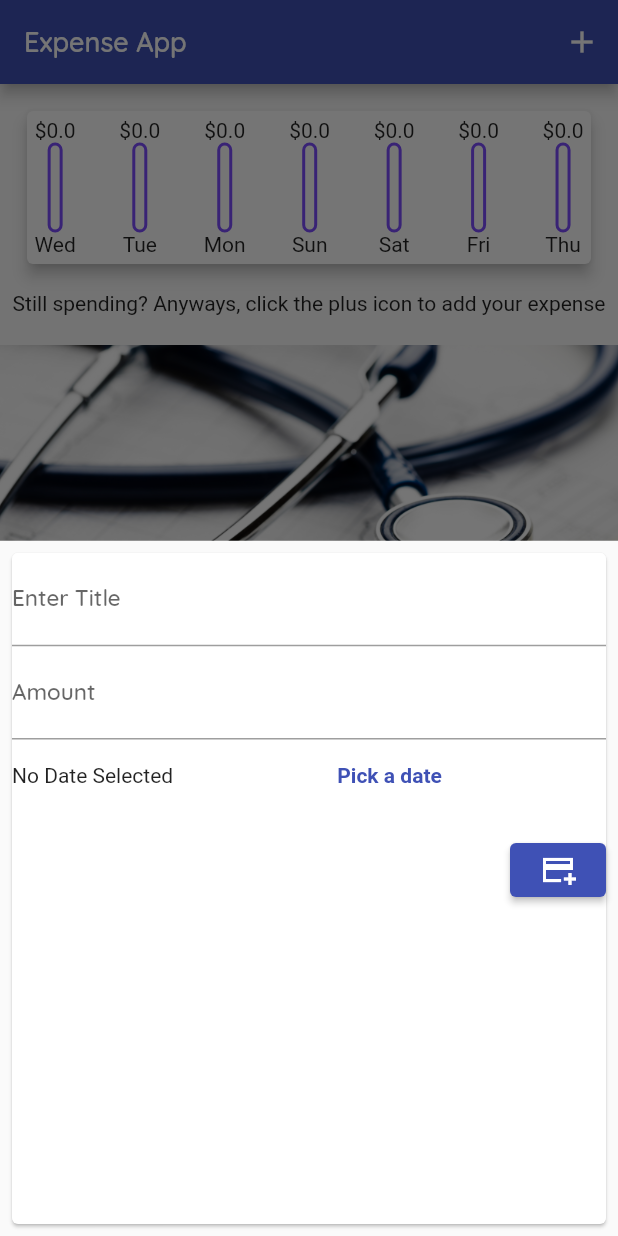
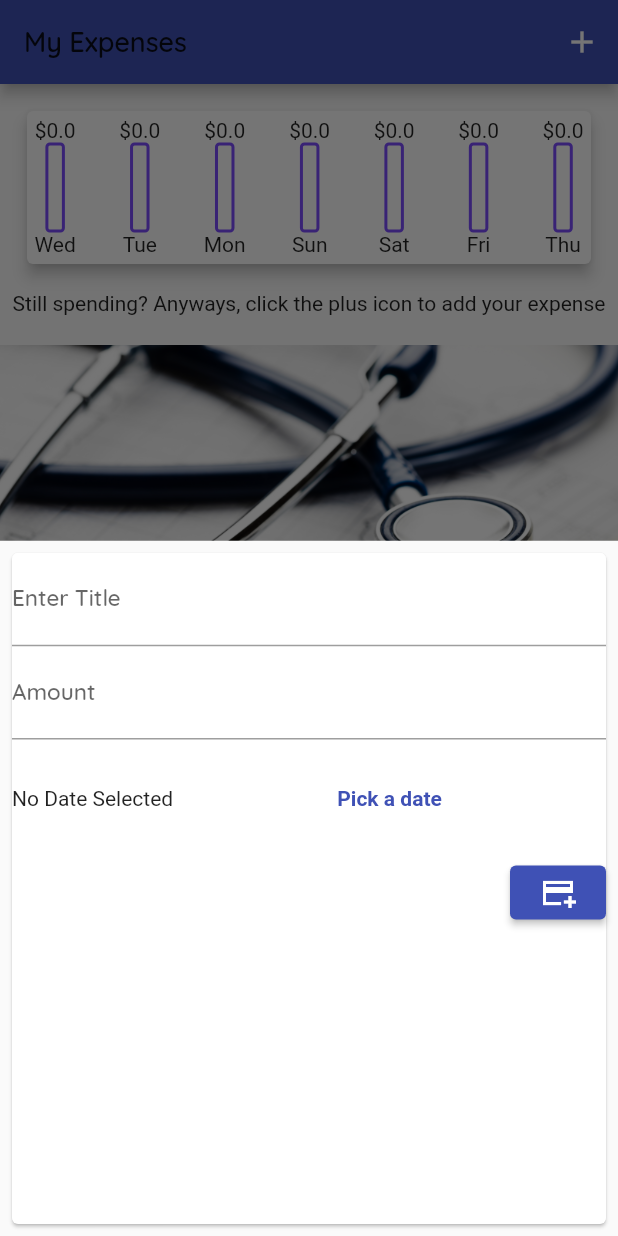
Before and after one commit to talented-vicky/personal_expense_app, a Flutter app: the screen it shows after launch, after a tap on the "add" icon, on a phone screen of 412 x 824 dp. Run offline on Flutter 3.47's test engine with Material 2 defaults, Android fonts, the light colour scheme and no system bars.

Commit message:
fixed transaction list infinity bug and changed chart bar design

```diff
--- a/lib/main.dart
+++ b/lib/main.dart
@@ -29,11 +29,13 @@ class MyApp extends StatelessWidget {
               ),
             ),
         // look up replacement for deprecated feature
+        // so as to change color and use titleLarge
         appBarTheme: AppBarTheme(
             textTheme: ThemeData.light().textTheme.copyWith(
                   titleLarge: const TextStyle(
                     fontFamily: "Quicksand",
-                    fontSize: 18,
+                    fontSize: 19,
+                    color: Colors.green,
                   ),
                 )),
       ),
--- a/lib/utils/widgets/chart.dart
+++ b/lib/utils/widgets/chart.dart
@@ -44,43 +44,36 @@ class Chart extends StatelessWidget {
             child: Row(
               mainAxisAlignment: MainAxisAlignment.spaceBetween,
               children: _transactionGroup.map((transgroup) {
-            return Column(
-              children: [
-                // total spendings
+                return Column(children: [
                   Text("\$${transgroup["totAmount"]}"),
-                // bar
                   Container(
                     height: 60,
-                  width: 10,
+                    width: 13,
                     child: Stack(children: [
                       Container(
                         decoration: BoxDecoration(
                           border: Border.all(
                               width: 2, color: Colors.deepPurpleAccent),
                           color: Colors.white,
-                        borderRadius: BorderRadius.circular(5),
+                          borderRadius: BorderRadius.circular(3),
                         ),
                       ),
                       FractionallySizedBox(
-                        heightFactor: _totalExpense == 0.0
+                          heightFactor: transgroup['totAmount'] == 0.0
                               ? 0.0
-                            : _totalExpense / transgroup['totAmount'],
+                              : transgroup['totAmount'] / _totalExpense,
                           // heightFactor: .8,
                           child: Container(
                             decoration: BoxDecoration(
                               color: Theme.of(context).primaryColor,
-                            borderRadius: BorderRadius.circular(5),
+                              borderRadius: BorderRadius.circular(3),
                             ),
                           ))
                     ]),
                   ),
-                // day of the week
                   Text("${transgroup["day"]}"),
-              ],
-            );
+                ]);
               }).toList(),
-        ),
-      ),
-    );
+            )));
   }
 }
--- a/lib/utils/widgets/new_transaction.dart
+++ b/lib/utils/widgets/new_transaction.dart
@@ -73,9 +73,9 @@ class _NewTransactionState extends State<NewTransaction> {
                 fontStyle: FontStyle.italic,
               )),
         ),
-        // const SizedBox(
-        //   height: 15,
-        // ),
+        const SizedBox(
+          height: 15,
+        ),
         Row(children: [
           _chosenDate != null
               // ? Text((DateFormat.yMd(_chosenDate).toString()))
@@ -106,10 +106,7 @@ class _NewTransactionState extends State<NewTransaction> {
               child: const Icon(
                 Icons.add_card_sharp,
               )),
-        ),
-        // const SizedBox(
-        //   height: 15,
-        // ),
+        )
       ]),
     );
   }
--- a/lib/utils/widgets/transaction_list.dart
+++ b/lib/utils/widgets/transaction_list.dart
@@ -12,7 +12,7 @@ class TransactionList extends StatelessWidget {
   @override
   Widget build(BuildContext context) {
     return Container(
-      height: 400,
+      height: 450,
       child: transaction.isEmpty
           ? Column(children: const [
               Text(
@@ -31,6 +31,7 @@ class TransactionList extends StatelessWidget {
               itemBuilder: (BuildContext context, int ind) {
                 return Card(
                     elevation: 4,
+                    margin: const EdgeInsets.only(bottom: 13),
                     child: ListTile(
                       leading: CircleAvatar(
                         child: Text(
@@ -41,7 +42,8 @@ class TransactionList extends StatelessWidget {
                             )),
                       ),
                       title: Container(
-                        margin: const EdgeInsets.only(left: 10),
+                        margin: const EdgeInsets.only(
+                            left: 10, top: 15, bottom: 15),
                         child: Column(
                             crossAxisAlignment: CrossAxisAlignment.start,
                             children: [
--- a/lib/views/home.dart
+++ b/lib/views/home.dart
@@ -42,8 +42,10 @@ class _HomeViewState extends State<HomeView> {
   Widget build(BuildContext context) {
     return Scaffold(
       appBar: AppBar(
-        title: const Text(
-          "Expense App",
+        title: Text(
+          "My Expenses",
+          // style: Theme.of(context).textTheme.titleLarge,
+          style: Theme.of(context).textTheme.titleMedium,
         ),
         actions: [
           IconButton(
```
Lines whose indentation alone changed are shown as unchanged.
